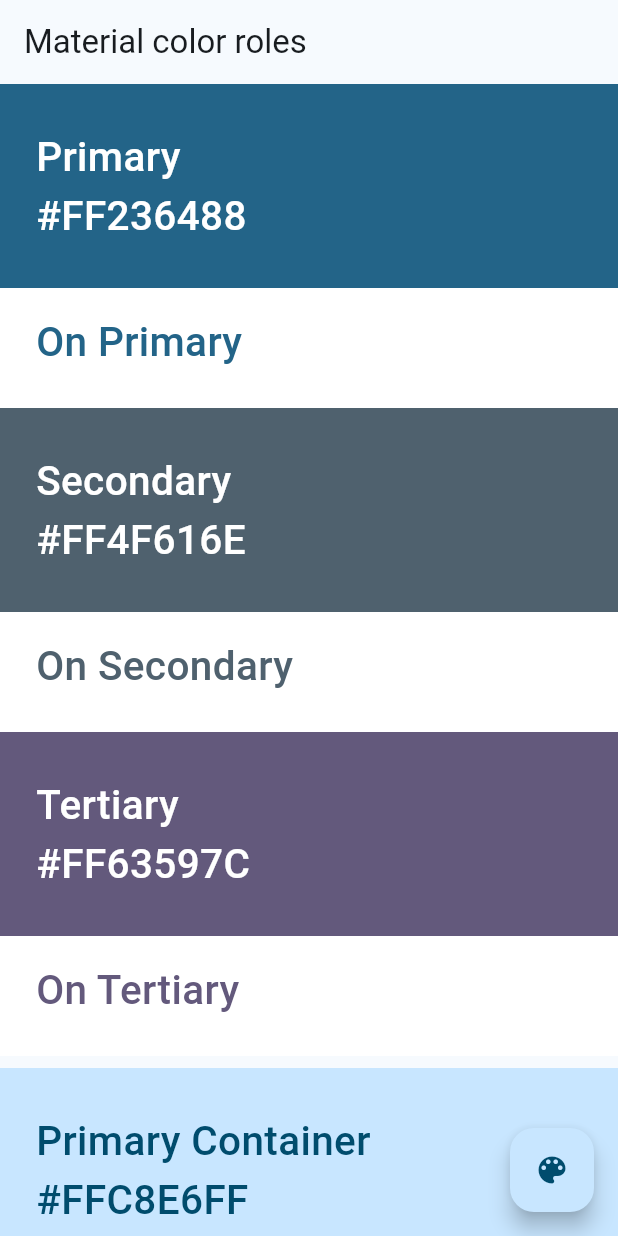
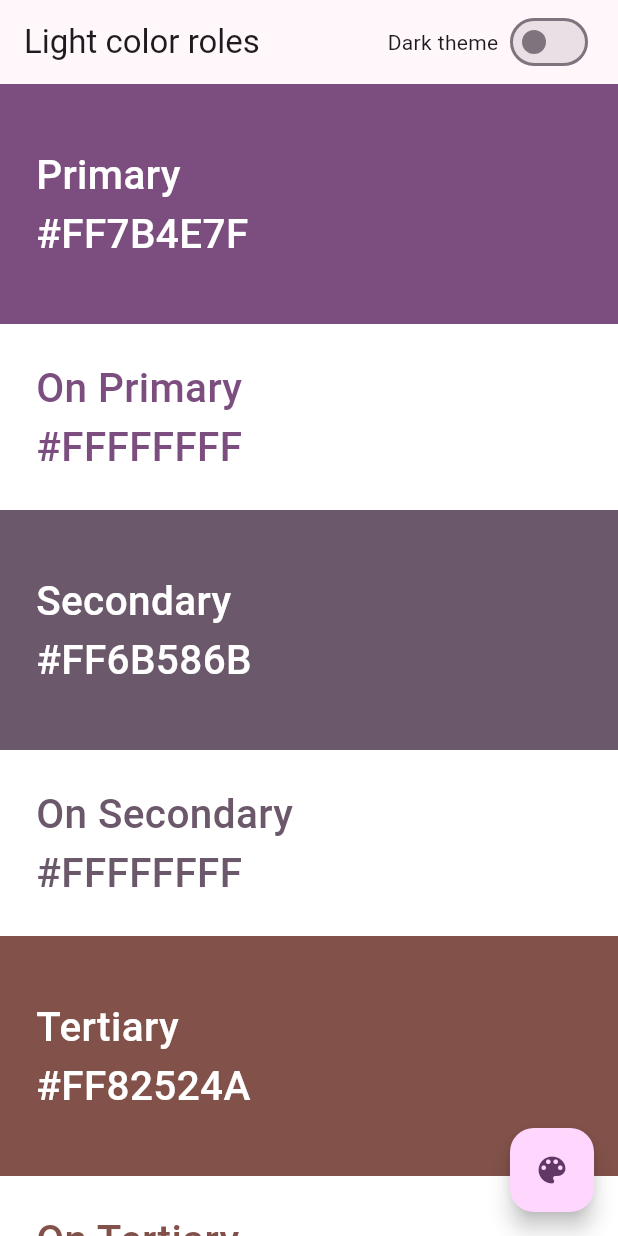
Before and after one commit to mahdidahouei/material_color_roles, a Flutter app: the screen it shows after launch, on a phone screen of 412 x 824 dp. Run offline on Flutter 3.47's test engine with Material 3 defaults, Android fonts, the phone set to English and light mode, and no system bars; our stand-ins replace flutter_bloc, flutter_colorpicker, fluttertoast.

Commit message:
added dark mode colors too

```diff
--- a/lib/app.dart
+++ b/lib/app.dart
@@ -27,22 +27,16 @@ class _ThemesAppState extends State<ThemesApp> {
 
   @override
   Widget build(BuildContext context) {
-    return BlocBuilder<ThemeCubit, Color>(
+    return BlocBuilder<ThemeCubit, ThemeState>(
       bloc: _themeCubit,
-      builder: (context, seedColor) {
+      builder: (context, state) {
         return BlocProvider.value(
           value: _themeCubit,
           child: MaterialApp(
             theme: ThemeData(
               colorScheme: ColorScheme.fromSeed(
-                brightness: Brightness.light,
-                seedColor: seedColor,
-              ),
-            ),
-            darkTheme: ThemeData(
-              colorScheme: ColorScheme.fromSeed(
-                brightness: Brightness.dark,
-                seedColor: seedColor,
+                brightness: state.brightness,
+                seedColor: state.seedColor,
               ),
             ),
             routes: {"/": (context) => MainPage()},
--- a/lib/bloc/theme_cubit/theme_cubit.dart
+++ b/lib/bloc/theme_cubit/theme_cubit.dart
@@ -1,10 +1,23 @@
 import 'package:flutter/material.dart';
 import 'package:flutter_bloc/flutter_bloc.dart';
 
-class ThemeCubit extends Cubit<Color> {
-  ThemeCubit() : super(Color(0xFF00415E));
+class ThemeCubit extends Cubit<ThemeState> {
+  ThemeCubit()
+    : super(ThemeState(seedColor: Colors.purple, brightness: Brightness.light));
 
-  void changeSeedColor(Color seedColor) {
-    emit(seedColor);
+  void changeSeedColor({Color? seedColor, Brightness? brightness}) {
+    emit(
+      ThemeState(
+        seedColor: seedColor ?? state.seedColor,
+        brightness: brightness ?? state.brightness,
+      ),
+    );
   }
 }
+
+class ThemeState {
+  final Color seedColor;
+  final Brightness brightness;
+
+  ThemeState({required this.seedColor, required this.brightness});
+}
--- a/lib/pages/main_page.dart
+++ b/lib/pages/main_page.dart
@@ -47,7 +47,7 @@ class MainPage extends StatelessWidget {
           child: Container(
             color: color,
             width: double.infinity,
-            height: 136.0,
+            height: 160.0,
             padding: const EdgeInsets.all(24.0),
             alignment: AlignmentDirectional.centerStart,
             child: SelectableText(
@@ -68,11 +68,12 @@ class MainPage extends StatelessWidget {
             child: Container(
               color: onColor,
               width: double.infinity,
-              height: 80.0,
+              height: 124.0,
               padding: const EdgeInsets.symmetric(
                 horizontal: 24.0,
                 vertical: 16.0,
               ),
+              alignment: AlignmentDirectional.centerStart,
               child: SelectableText(
                 "On $name\n#${getHexStr(onColor)}",
                 style: TextStyle(
@@ -87,69 +88,8 @@ class MainPage extends StatelessWidget {
     );
   }
 
-  @override
-  Widget build(BuildContext context) {
-    final themeData = Theme.of(context);
-    final themeCubit = BlocProvider.of<ThemeCubit>(context);
-    return Scaffold(
-      appBar: AppBar(title: Text("Material color roles")),
-      floatingActionButton: FloatingActionButton(
-        onPressed: () {
-          showDialog(
-            context: context,
-            builder: (context) {
-              Color pickedColor = themeCubit.state;
-              return AlertDialog(
-                title: const Text('Pick a color!'),
-                content: SingleChildScrollView(
-                  child: ColorPicker(
-                    pickerColor: themeCubit.state,
-                    enableAlpha: true,
-                    hexInputBar: true,
-                    onColorChanged: (color) {
-                      pickedColor = color;
-                    },
-                  ),
-                  // Use Material color picker:
-                  //
-                  // child: MaterialPicker(
-                  //   pickerColor: themeCubit.state,
-                  //   onColorChanged: (color) {
-                  //     pickedColor = color;
-                  //   },
-                  // ),
-                  //
-                  // Use Block color picker:
-                  //
-                  // child: BlockPicker(
-                  //   pickerColor: themeCubit.state,
-                  //   onColorChanged: (color) {
-                  //     pickedColor = color;
-                  //   },
-                  // ),
-                  //
-                  // child: MultipleChoiceBlockPicker(
-                  //   pickerColors: currentColors,
-                  //   onColorsChanged: changeColors,
-                  // ),
-                ),
-                actions: <Widget>[
-                  ElevatedButton(
-                    child: const Text('Submit'),
-                    onPressed: () {
-                      themeCubit.changeSeedColor(pickedColor);
-                      Navigator.of(context).pop();
-                    },
-                  ),
-                ],
-              );
-            },
-          );
-        },
-        child: const Icon(Icons.color_lens),
-      ),
-      body: SingleChildScrollView(
-        child: Column(
+  Widget _buildColorRoles(ThemeData themeData) {
+    return Column(
       children: [
         _buildColorRoleItem(
           name: "Primary",
@@ -309,16 +249,196 @@ class MainPage extends StatelessWidget {
           color: themeData.colorScheme.inversePrimary,
         ),
         const SizedBox(height: 8.0),
-            _buildColorRoleItem(
-              name: "Scrim",
-              color: themeData.colorScheme.scrim,
-            ),
+        _buildColorRoleItem(name: "Scrim", color: themeData.colorScheme.scrim),
         _buildColorRoleItem(
           name: "Shadow",
           color: themeData.colorScheme.shadow,
         ),
       ],
+    );
+  }
+
+  @override
+  Widget build(BuildContext context) {
+    final themeData = Theme.of(context);
+    final themeCubit = BlocProvider.of<ThemeCubit>(context);
+    const splitWidth = 770.0;
+    final screenSize = MediaQuery.sizeOf(context);
+    final screenWidth = screenSize.width;
+    final topPadding = MediaQuery.paddingOf(context).top;
+    final isBigEnoughToSplit = screenWidth > splitWidth;
+
+    final lightColorScheme = ColorScheme.fromSeed(
+      brightness: Brightness.light,
+      seedColor: themeCubit.state.seedColor,
+    );
+
+    final darkColorScheme = ColorScheme.fromSeed(
+      brightness: Brightness.dark,
+      seedColor: themeCubit.state.seedColor,
+    );
+    return Scaffold(
+      appBar: PreferredSize(
+        preferredSize: Size.fromHeight(kToolbarHeight + topPadding),
+        child: Row(
+          children: [
+            Expanded(
+              child: Container(
+                color: isBigEnoughToSplit
+                    ? lightColorScheme.surface
+                    : themeData.colorScheme.surface,
+                alignment: AlignmentDirectional.centerStart,
+                child: Padding(
+                  padding: EdgeInsetsDirectional.only(
+                    top: topPadding,
+                    start: 16.0,
+                    end: 16.0,
                   ),
+                  child: Row(
+                    mainAxisAlignment: MainAxisAlignment.spaceBetween,
+                    children: [
+                      Text(
+                        "Light color roles",
+                        style: themeData.textTheme.titleLarge!.apply(
+                          color: isBigEnoughToSplit
+                              ? lightColorScheme.onSurface
+                              : null,
+                        ),
+                      ),
+
+                      if (!isBigEnoughToSplit)
+                        Row(
+                          children: [
+                            Text("Dark theme "),
+                            Switch(
+                              value:
+                                  themeCubit.state.brightness ==
+                                  Brightness.dark,
+                              onChanged: (value) {
+                                themeCubit.changeSeedColor(
+                                  brightness: value
+                                      ? Brightness.dark
+                                      : Brightness.light,
+                                );
+                              },
+                            ),
+                          ],
+                        ),
+                    ],
+                  ),
+                ),
+              ),
+            ),
+            if (isBigEnoughToSplit) ...[
+              SizedBox(width: 4.0),
+              Expanded(
+                child: Container(
+                  color: Colors.black,
+                  alignment: AlignmentDirectional.centerStart,
+                  child: Padding(
+                    padding: EdgeInsetsDirectional.only(
+                      top: topPadding,
+                      start: 16.0,
+                      end: 16.0,
+                    ),
+                    child: Text(
+                      "Dark color roles",
+                      style: themeData.textTheme.titleLarge!.apply(
+                        color: darkColorScheme.onSurface,
+                      ),
+                    ),
+                  ),
+                ),
+              ),
+            ],
+          ],
+        ),
+      ),
+      floatingActionButton: FloatingActionButton(
+        onPressed: () {
+          showDialog(
+            context: context,
+            builder: (context) {
+              Color pickedColor = themeCubit.state.seedColor;
+              return AlertDialog(
+                title: const Text('Pick a color!'),
+                content: SingleChildScrollView(
+                  child: ColorPicker(
+                    pickerColor: themeCubit.state.seedColor,
+                    enableAlpha: true,
+                    hexInputBar: true,
+                    onColorChanged: (color) {
+                      pickedColor = color;
+                    },
+                  ),
+                  // Use Material color picker:
+                  //
+                  // child: MaterialPicker(
+                  //   pickerColor: themeCubit.state,
+                  //   onColorChanged: (color) {
+                  //     pickedColor = color;
+                  //   },
+                  // ),
+                  //
+                  // Use Block color picker:
+                  //
+                  // child: BlockPicker(
+                  //   pickerColor: themeCubit.state,
+                  //   onColorChanged: (color) {
+                  //     pickedColor = color;
+                  //   },
+                  // ),
+                  //
+                  // child: MultipleChoiceBlockPicker(
+                  //   pickerColors: currentColors,
+                  //   onColorsChanged: changeColors,
+                  // ),
+                ),
+                actions: <Widget>[
+                  ElevatedButton(
+                    child: const Text('Submit'),
+                    onPressed: () {
+                      themeCubit.changeSeedColor(seedColor: pickedColor);
+                      Navigator.of(context).pop();
+                    },
+                  ),
+                ],
+              );
+            },
+          );
+        },
+        child: const Icon(Icons.color_lens),
+      ),
+      body: SingleChildScrollView(
+        child: isBigEnoughToSplit
+            ? Row(
+                children: [
+                  Expanded(
+                    child: Container(
+                      color: lightColorScheme.surface,
+                      child: _buildColorRoles(
+                        ThemeData(
+                          brightness: Brightness.light,
+                          colorScheme: lightColorScheme,
+                        ),
+                      ),
+                    ),
+                  ),
+                  const SizedBox(width: 4.0),
+                  Expanded(
+                    child: Container(
+                      color: darkColorScheme.surface,
+                      child: _buildColorRoles(
+                        ThemeData(
+                          brightness: Brightness.dark,
+                          colorScheme: darkColorScheme,
+                        ),
+                      ),
+                    ),
+                  ),
+                ],
+              )
+            : _buildColorRoles(themeData),
       ),
     );
   }
```
Lines whose indentation alone changed are shown as unchanged.
